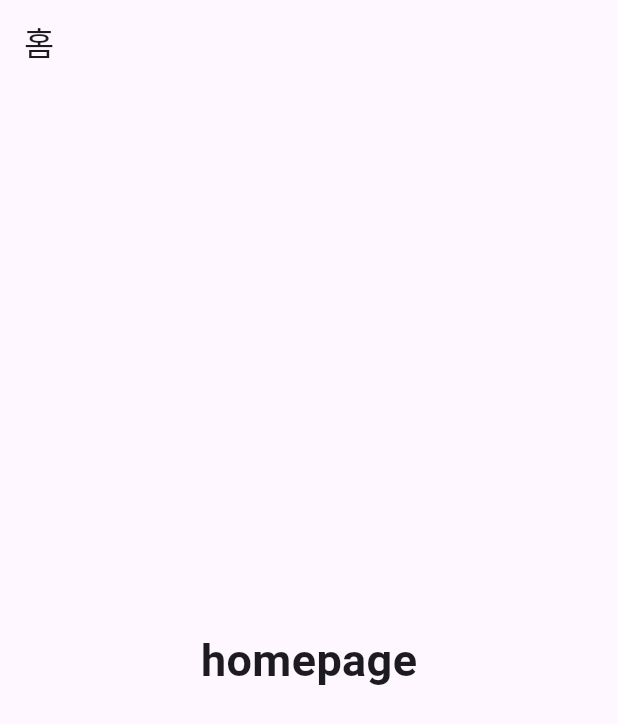
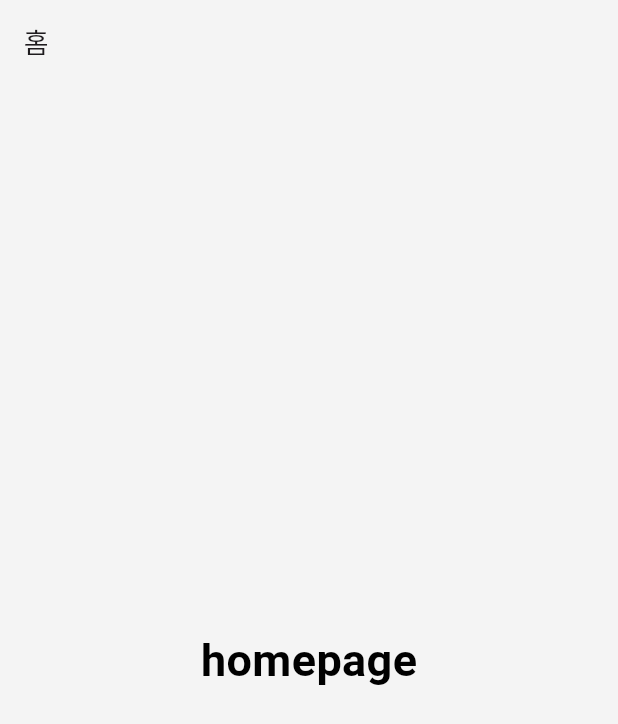
Before and after one commit to seongukHEO/KurlyCloneCording, a Flutter app: the screen it shows after launch, on a phone screen of 412 x 824 dp. Shown: the top 724 px of the screen. Run offline on Flutter 3.47's test engine with Material 3 defaults, Android fonts, the phone set to English and light mode, and no system bars; our stand-ins replace flutter_svg, go_router; Roboto replaces fonts that are missing (Pretendard).

Commit message:
feat : theme 추가

```diff
--- /dev/null
+++ b/lib/core/theme/constant/app_colors.dart
@@ -0,0 +1,40 @@
+import 'dart:ui';
+
+import 'package:flutter/material.dart';
+
+class AppColors {
+  static const Color white = Color(0xFFFFFFFF);
+  static const Color black = Color(0xFF000000);
+
+  static const Color primary = Color(0xFF5F0080);
+  static const Color onPrimary = Color(0xFFFFFFFF);
+  static const Color secondary = Color(0xFFE86C3F);
+  static const Color onSecondary = Color(0xFFFFFFFF);
+
+  static const Color error = Color(0xFFFF5645);
+  static const Color onError = Color(0xFFFFFFFF);
+
+  static const Color background = Color(0xFFFFFFFF);
+  static const Color onBackground = Color(0xFF1E1B1E);
+
+  static const Color surface = Color(0xFFF4F4F4);
+  static const Color surfaceVariant = Color(0xFFD9D9D9);
+  static const Color onSurface = Color(0xFF1E1B1E);
+  static const Color onSurfaceVariant = Color.fromRGBO(25, 25, 35, 0.15);
+
+  static const Color primaryContainer = Color(0xFF6F1A8C);
+
+  static const Color inverseSurface = Color.fromRGBO(25, 25, 35, 0.74);
+  static const Color inversePrimary = Color.fromRGBO(189, 118, 255, 0.9);
+  static const Color onInverseSurface = Color(0xFFDDDDDD);
+
+  static const Color shadow = Color(0xFF000000);
+  static const Color outline = Color(0xFFDDDDDD);
+
+  // extended color
+  static const Color contentPrimary = Color(0xFF333333);
+  static const Color contentSecondary = Color(0xFF666666);
+  static const Color contentTertiary = Color(0xFF999999);
+  static const Color contentFourth = Color(0xFFB2B2B2);
+  static const Color positive = Color(0xFF74CD7C);
+}
--- /dev/null
+++ b/lib/core/theme/custom/custom_theme.dart
@@ -0,0 +1,145 @@
+import 'package:flutter/material.dart';
+
+import '../constant/app_colors.dart';
+import 'custom_font_weight.dart';
+
+class CustomTheme {
+  /// Typography
+  static final textTheme = TextTheme(
+    displayLarge: TextStyle(
+      color: AppColors.black,
+      fontSize: 57,
+      fontWeight: CustomFontWeight.regular,
+      height: 68 / 57,
+    ),
+    displayMedium: TextStyle(
+      color: AppColors.black,
+      fontSize: 45,
+      fontWeight: CustomFontWeight.regular,
+      height: 54 / 45,
+    ),
+    displaySmall: TextStyle(
+      color: AppColors.black,
+      fontSize: 36,
+      fontWeight: CustomFontWeight.regular,
+      letterSpacing: -0.35,
+      height: 45 / 36,
+    ),
+    headlineLarge: TextStyle(
+      color: AppColors.black,
+      fontSize: 32,
+      fontWeight: CustomFontWeight.semiBold,
+      height: 40 / 32,
+    ),
+    headlineMedium: TextStyle(
+      color: AppColors.black,
+      fontSize: 22,
+      fontWeight: CustomFontWeight.semiBold,
+      height: 28 / 22,
+    ),
+    headlineSmall: TextStyle(
+      color: AppColors.black,
+      fontSize: 20,
+      fontWeight: CustomFontWeight.regular,
+      letterSpacing: -0.35,
+      height: 25 / 20,
+    ),
+    titleLarge: TextStyle(
+      color: AppColors.black,
+      fontSize: 18,
+      fontWeight: CustomFontWeight.regular,
+      letterSpacing: -0.35,
+      height: 23 / 18,
+    ),
+    titleMedium: TextStyle(
+      color: AppColors.black,
+      fontSize: 16,
+      fontWeight: CustomFontWeight.regular,
+      letterSpacing: 0.1,
+      height: 20 / 16,
+    ),
+    titleSmall: TextStyle(
+      color: AppColors.black,
+      fontSize: 14,
+      fontWeight: CustomFontWeight.regular,
+      letterSpacing: 0.12,
+      height: 18 / 14,
+    ),
+    bodyLarge: TextStyle(
+      color: AppColors.black,
+      fontSize: 16,
+      fontWeight: CustomFontWeight.regular,
+      letterSpacing: 0.5,
+      height: 24 / 16,
+    ),
+    bodyMedium: TextStyle(
+      color: AppColors.black,
+      fontSize: 14,
+      fontWeight: CustomFontWeight.regular,
+      letterSpacing: 0.25,
+      height: 21 / 14,
+    ),
+    bodySmall: TextStyle(
+      color: AppColors.black,
+      fontSize: 12,
+      fontWeight: CustomFontWeight.regular,
+      letterSpacing: 0.4,
+      height: 18 / 12,
+    ),
+    labelLarge: TextStyle(
+      color: AppColors.black,
+      fontSize: 13,
+      fontWeight: CustomFontWeight.regular,
+      letterSpacing: 0.5,
+      height: 16 / 13,
+    ),
+    labelMedium: TextStyle(
+      color: AppColors.black,
+      fontSize: 12,
+      fontWeight: CustomFontWeight.regular,
+      letterSpacing: 0.25,
+      height: 15 / 12,
+    ),
+    labelSmall: TextStyle(
+      color: AppColors.black,
+      fontSize: 11,
+      fontWeight: CustomFontWeight.regular,
+      height: 15 / 11,
+    ),
+  );
+
+  /// color_scheme
+  static final colorScheme = ColorScheme(
+    brightness: Brightness.light,
+    primary: AppColors.primary,
+    onPrimary: AppColors.onPrimary,
+    primaryContainer: AppColors.primaryContainer,
+    secondary: AppColors.secondary,
+    onSecondary: AppColors.onSecondary,
+    error: AppColors.error,
+    onError: AppColors.onError,
+    background: AppColors.background,
+    onBackground: AppColors.onBackground,
+    surface: AppColors.surface,
+    onSurface: AppColors.onSurface,
+    surfaceVariant: AppColors.surfaceVariant,
+    onSurfaceVariant: AppColors.onSurfaceVariant,
+    outline: AppColors.outline,
+    shadow: AppColors.shadow,
+    inverseSurface: AppColors.inverseSurface,
+    onInverseSurface: AppColors.onInverseSurface,
+    inversePrimary: AppColors.inversePrimary,
+  );
+}
+
+extension ColorSchemeEx on ColorScheme {
+  Color get positive => AppColors.positive;
+
+  Color get contentPrimary => AppColors.contentPrimary;
+
+  Color get contentSecondary => AppColors.contentSecondary;
+
+  Color get contentTertiary => AppColors.contentTertiary;
+
+  Color get contentFourth => AppColors.contentFourth;
+}
--- /dev/null
+++ b/lib/core/theme/theme_data.dart
@@ -0,0 +1,28 @@
+import 'package:flutter/material.dart';
+
+import 'constant/app_colors.dart';
+import 'custom/custom_font_weight.dart';
+import 'custom/custom_theme.dart';
+
+class CustomThemeData {
+  static ThemeData get themeData => ThemeData(
+        useMaterial3: true,
+        colorScheme: CustomTheme.colorScheme,
+        fontFamily: 'Pretendard',
+        textTheme: CustomTheme.textTheme,
+        dividerTheme: DividerThemeData(color: AppColors.outline),
+        tabBarTheme: TabBarTheme(
+          indicator: const UnderlineTabIndicator(
+            borderSide: BorderSide(color: AppColors.primary, width: 2),
+          ),
+          indicatorSize: TabBarIndicatorSize.tab,
+          labelColor: CustomTheme.colorScheme.primary,
+          labelStyle: CustomTheme.textTheme.titleSmall.semiBold,
+          unselectedLabelColor: CustomTheme.colorScheme.contentSecondary,
+          unselectedLabelStyle: CustomTheme.textTheme.titleSmall,
+          overlayColor: MaterialStatePropertyAll<Color>(
+            Colors.grey[300] ?? Colors.grey,
+          ),
+        ),
+      );
+}
--- a/lib/main.dart
+++ b/lib/main.dart
@@ -1,6 +1,7 @@
 import 'package:flutter/material.dart';
 import 'package:go_router/go_router.dart';
 
+import 'core/theme/theme_data.dart';
 import 'presentation/pages/home/home_page.dart';
 import 'presentation/pages/splash/splash_page.dart';
 import 'presentation/routes/routes.dart';
@@ -17,6 +18,7 @@
   Widget build(BuildContext context) {
     return MaterialApp.router(
       routerConfig: router,
+      theme: CustomThemeData.themeData,
     );
   }
 }
```
Also changed, not shown: lib/core/theme/constant/app_icons.dart (added, +42 -0 lines), lib/core/theme/custom/custom_app_bar.dart (added, +59 -0 lines), lib/core/theme/custom/custom_font_weight.dart (added, +17 -0 lines).
